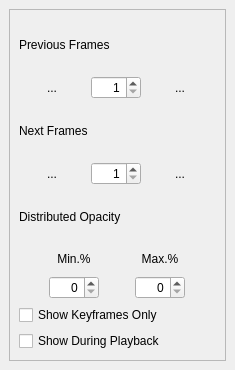
First picture: the form in app/ui/onionskin.ui, repository pencil2d/pencil, before the edit.
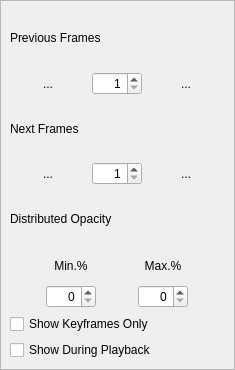
Second picture: the form after the edit. Icons and pictures are not drawn.

Commit message: Remove spacing between widget and scrollarea

```diff
--- a/app/ui/onionskin.ui
+++ b/app/ui/onionskin.ui
@@ -13,7 +13,7 @@
   <property name="minimumSize">
    <size>
     <width>200</width>
-    <height>100</height>
+    <height>150</height>
    </size>
   </property>
   <property name="floating">
@@ -24,6 +24,18 @@
   </property>
   <widget class="QWidget" name="dockWidgetContents">
    <layout class="QVBoxLayout" name="verticalLayout">
+    <property name="leftMargin">
+     <number>0</number>
+    </property>
+    <property name="topMargin">
+     <number>0</number>
+    </property>
+    <property name="rightMargin">
+     <number>0</number>
+    </property>
+    <property name="bottomMargin">
+     <number>0</number>
+    </property>
     <item>
      <widget class="QScrollArea" name="scrollArea">
       <property name="sizePolicy">
@@ -46,8 +58,8 @@
         <rect>
          <x>0</x>
          <y>0</y>
-         <width>215</width>
-         <height>331</height>
+         <width>233</width>
+         <height>349</height>
         </rect>
        </property>
        <layout class="QVBoxLayout" name="verticalLayout_3">
```
